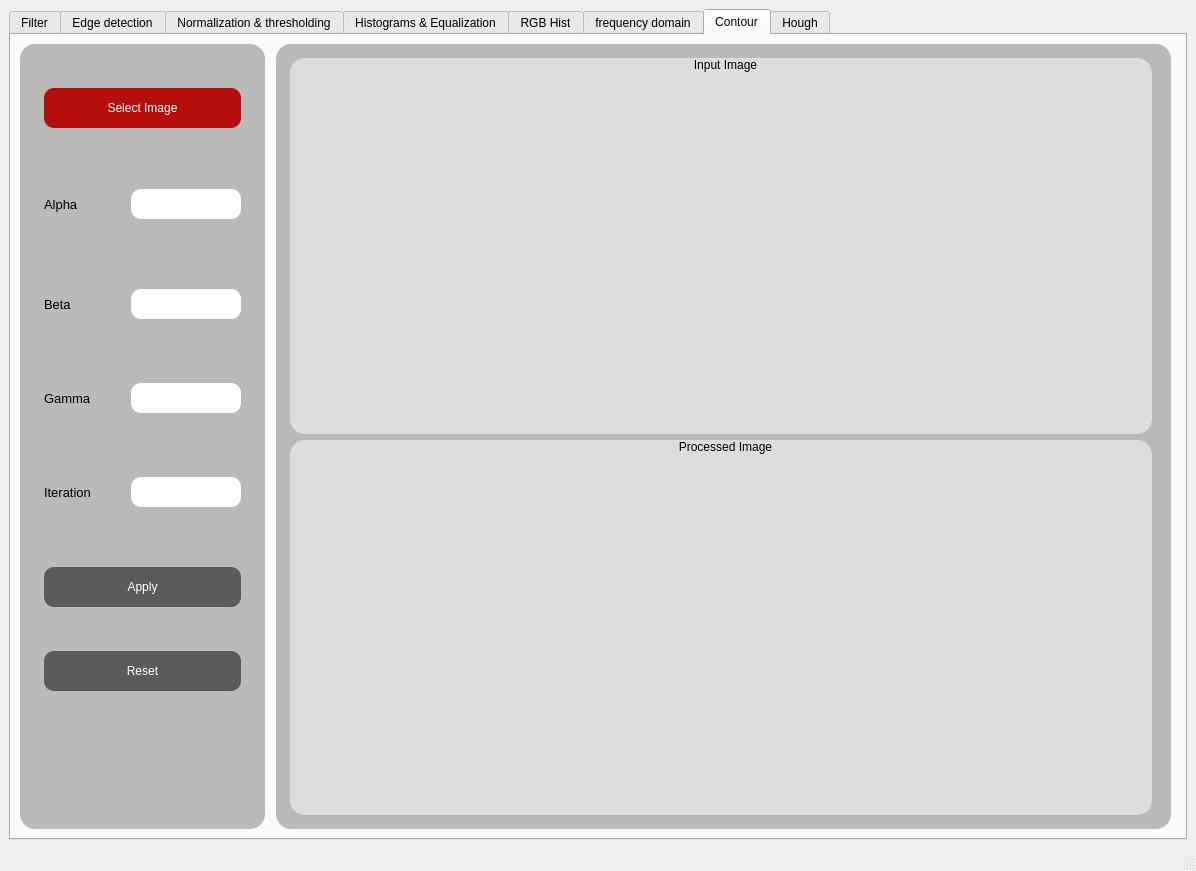
Old version of the form task1.ui in the repository Mohamed-hazem-mahrous/computer_vision_toolkit.
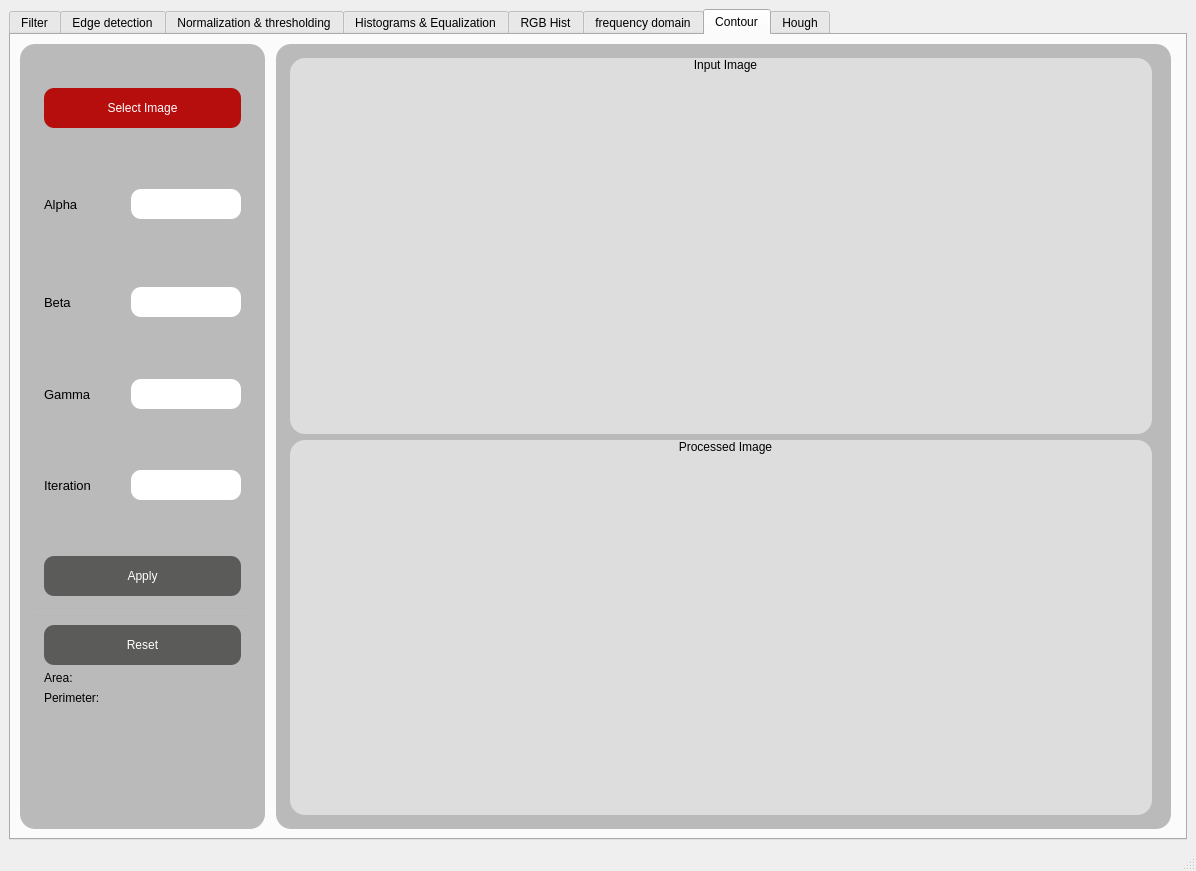
New version of the form. The open tabs and pages were chosen to show the change. Icons and pictures are not drawn. Custom widgets are drawn as their Qt base class.

Patch:
```diff
--- a/task1.ui
+++ b/task1.ui
@@ -4328,6 +4328,20 @@
                     </item>
                    </layout>
                   </item>
+                  <item row="1" column="0">
+                   <widget class="QLabel" name="area_lbl">
+                    <property name="text">
+                     <string>Area: </string>
+                    </property>
+                   </widget>
+                  </item>
+                  <item row="2" column="0">
+                   <widget class="QLabel" name="perim_lbl">
+                    <property name="text">
+                     <string>Perimeter: </string>
+                    </property>
+                   </widget>
+                  </item>
                  </layout>
                 </widget>
                </item>
```
Left out of the diff: 4 changed lines with no effect on the pictures.
